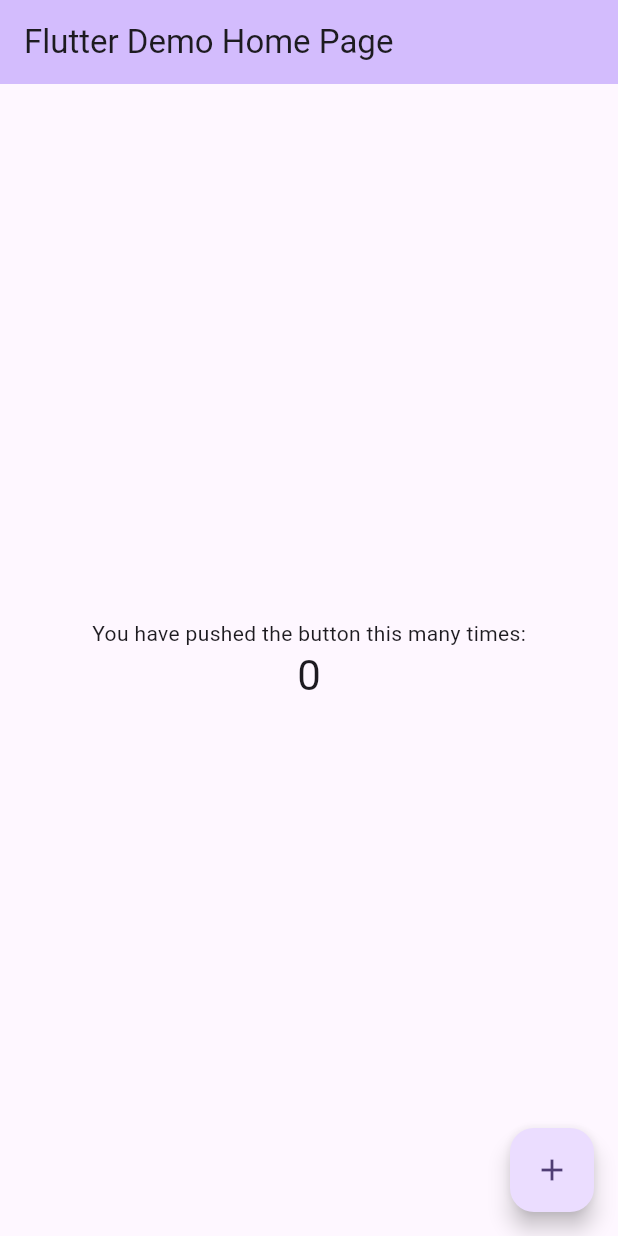
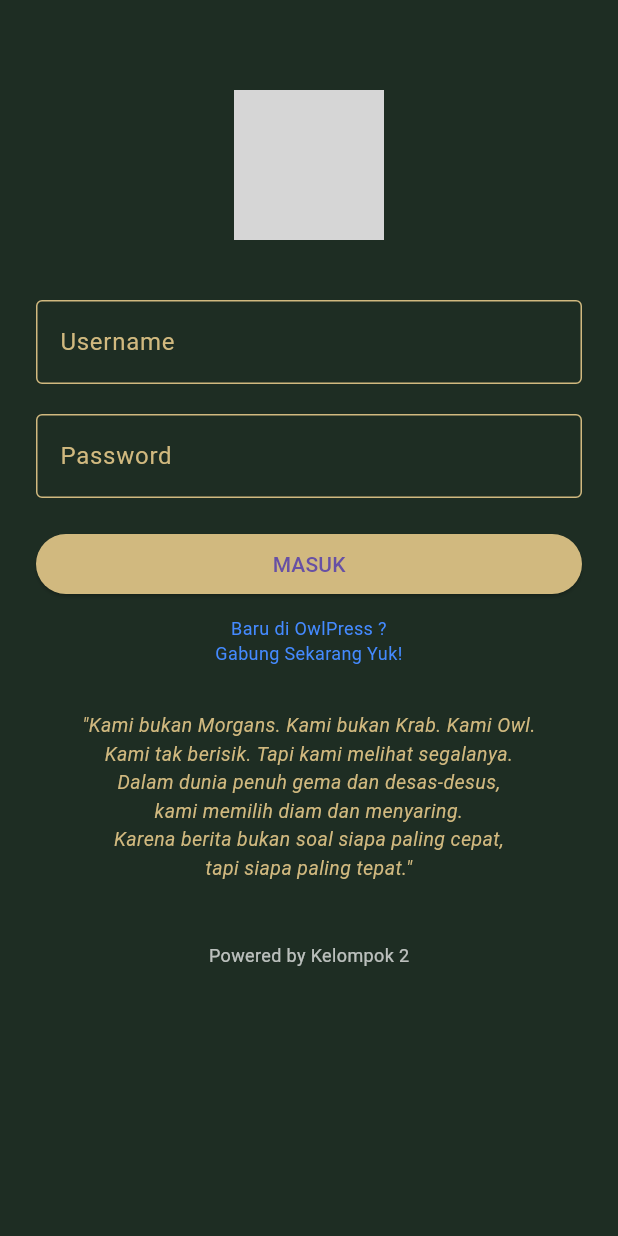
Before and after one commit to zefrifahlevi/owlpress, a Flutter app: the screen it shows after launch, on a phone screen of 412 x 824 dp. Run offline on Flutter 3.47's test engine with Material 3 defaults, Android fonts, the phone set to English and light mode, and no system bars; Roboto replaces fonts that are missing (Sans); grey boxes are pictures that could not be loaded.

Commit message:
Add Splash_Screen and Login_Screen

```diff
--- a/lib/main.dart
+++ b/lib/main.dart
@@ -1,122 +1,41 @@
 import 'package:flutter/material.dart';
+import 'package:owlpress/views/login_screen.dart';
+import 'package:owlpress/views/splash_screen.dart';
 
 void main() {
-  runApp(const MyApp());
+  runApp(const OwlPressApp());
 }
 
-class MyApp extends StatelessWidget {
-  const MyApp({super.key});
+class OwlPressApp extends StatelessWidget {
+  const OwlPressApp({super.key});
 
-  // This widget is the root of your application.
   @override
   Widget build(BuildContext context) {
     return MaterialApp(
-      title: 'Flutter Demo',
+      title: 'OwlPress',
+      debugShowCheckedModeBanner: false,
       theme: ThemeData(
-        // This is the theme of your application.
-        //
-        // TRY THIS: Try running your application with "flutter run". You'll see
-        // the application has a purple toolbar. Then, without quitting the app,
-        // try changing the seedColor in the colorScheme below to Colors.green
-        // and then invoke "hot reload" (save your changes or press the "hot
-        // reload" button in a Flutter-supported IDE, or press "r" if you used
-        // the command line to start the app).
-        //
-        // Notice that the counter didn't reset back to zero; the application
-        // state is not lost during the reload. To reset the state, use hot
-        // restart instead.
-        //
-        // This works for code too, not just values: Most code changes can be
-        // tested with just a hot reload.
-        colorScheme: ColorScheme.fromSeed(seedColor: Colors.deepPurple),
+        fontFamily: 'Sans',
+        scaffoldBackgroundColor: const Color(0xFF1E2D23),
+        primaryColor: const Color(0xFFD1B97F),
+        inputDecorationTheme: const InputDecorationTheme(
+          labelStyle: TextStyle(color: Color(0xFFD1B97F)),
+          enabledBorder: OutlineInputBorder(
+            borderSide: BorderSide(color: Color(0xFFD1B97F)),
+          ),
+          focusedBorder: OutlineInputBorder(
+            borderSide: BorderSide(color: Color(0xFFD1B97F), width: 2),
+          ),
+        ),
+        textTheme: const TextTheme(
+          bodyMedium: TextStyle(color: Colors.white),
+        ),
       ),
-      home: const MyHomePage(title: 'Flutter Demo Home Page'),
+      initialRoute: '/',
+      routes: {
+        '/': (context) => const SplashScreen(),
+        '/login': (context) => const LoginScreen(),
+      },
     );
   }
 }
-
-class MyHomePage extends StatefulWidget {
-  const MyHomePage({super.key, required this.title});
-
-  // This widget is the home page of your application. It is stateful, meaning
-  // that it has a State object (defined below) that contains fields that affect
-  // how it looks.
-
-  // This class is the configuration for the state. It holds the values (in this
-  // case the title) provided by the parent (in this case the App widget) and
-  // used by the build method of the State. Fields in a Widget subclass are
-  // always marked "final".
-
-  final String title;
-
-  @override
-  State<MyHomePage> createState() => _MyHomePageState();
-}
-
-class _MyHomePageState extends State<MyHomePage> {
-  int _counter = 0;
-
-  void _incrementCounter() {
-    setState(() {
-      // This call to setState tells the Flutter framework that something has
-      // changed in this State, which causes it to rerun the build method below
-      // so that the display can reflect the updated values. If we changed
-      // _counter without calling setState(), then the build method would not be
-      // called again, and so nothing would appear to happen.
-      _counter++;
-    });
-  }
-
-  @override
-  Widget build(BuildContext context) {
-    // This method is rerun every time setState is called, for instance as done
-    // by the _incrementCounter method above.
-    //
-    // The Flutter framework has been optimized to make rerunning build methods
-    // fast, so that you can just rebuild anything that needs updating rather
-    // than having to individually change instances of widgets.
-    return Scaffold(
-      appBar: AppBar(
-        // TRY THIS: Try changing the color here to a specific color (to
-        // Colors.amber, perhaps?) and trigger a hot reload to see the AppBar
-        // change color while the other colors stay the same.
-        backgroundColor: Theme.of(context).colorScheme.inversePrimary,
-        // Here we take the value from the MyHomePage object that was created by
-        // the App.build method, and use it to set our appbar title.
-        title: Text(widget.title),
-      ),
-      body: Center(
-        // Center is a layout widget. It takes a single child and positions it
-        // in the middle of the parent.
-        child: Column(
-          // Column is also a layout widget. It takes a list of children and
-          // arranges them vertically. By default, it sizes itself to fit its
-          // children horizontally, and tries to be as tall as its parent.
-          //
-          // Column has various properties to control how it sizes itself and
-          // how it positions its children. Here we use mainAxisAlignment to
-          // center the children vertically; the main axis here is the vertical
-          // axis because Columns are vertical (the cross axis would be
-          // horizontal).
-          //
-          // TRY THIS: Invoke "debug painting" (choose the "Toggle Debug Paint"
-          // action in the IDE, or press "p" in the console), to see the
-          // wireframe for each widget.
-          mainAxisAlignment: MainAxisAlignment.center,
-          children: <Widget>[
-            const Text('You have pushed the button this many times:'),
-            Text(
-              '$_counter',
-              style: Theme.of(context).textTheme.headlineMedium,
-            ),
-          ],
-        ),
-      ),
-      floatingActionButton: FloatingActionButton(
-        onPressed: _incrementCounter,
-        tooltip: 'Increment',
-        child: const Icon(Icons.add),
-      ), // This trailing comma makes auto-formatting nicer for build methods.
-    );
-  }
-}
--- /dev/null
+++ b/lib/views/login_screen.dart
@@ -0,0 +1,120 @@
+import 'package:flutter/material.dart';
+
+class LoginScreen extends StatefulWidget {
+  const LoginScreen({super.key});
+
+  @override
+  State<LoginScreen> createState() => _LoginScreenState();
+}
+
+class _LoginScreenState extends State<LoginScreen> {
+  final TextEditingController _usernameController = TextEditingController();
+  final TextEditingController _passwordController = TextEditingController();
+
+  void _login() {
+    // Logic login bisa ditambah di sini
+    final username = _usernameController.text;
+    final password = _passwordController.text;
+
+    if (username.isNotEmpty && password.isNotEmpty) {
+      // Auth simulation
+      ScaffoldMessenger.of(context).showSnackBar(
+        SnackBar(content: Text('Selamat datang, $username!')),
+      );
+    } else {
+      ScaffoldMessenger.of(context).showSnackBar(
+        const SnackBar(content: Text('Username dan password wajib diisi!')),
+      );
+    }
+  }
+
+  @override
+  Widget build(BuildContext context) {
+    return Scaffold(
+      backgroundColor: const Color(0xFF1E2D23),
+      body: Padding(
+        padding: const EdgeInsets.symmetric(horizontal: 24),
+        child: ListView(
+          children: [
+            const SizedBox(height: 60),
+            Center(
+              child: Image.asset(
+                'assets/owl_logo_small.png',
+                width: 100,
+              ),
+            ),
+            const SizedBox(height: 40),
+            TextField(
+              controller: _usernameController,
+              style: const TextStyle(color: Colors.white),
+              decoration: const InputDecoration(
+                labelText: 'Username',
+                labelStyle: TextStyle(color: Color(0xFFD1B97F)),
+                enabledBorder: OutlineInputBorder(
+                  borderSide: BorderSide(color: Color(0xFFD1B97F)),
+                ),
+                focusedBorder: OutlineInputBorder(
+                  borderSide: BorderSide(color: Color(0xFFD1B97F), width: 2),
+                ),
+              ),
+            ),
+            const SizedBox(height: 20),
+            TextField(
+              controller: _passwordController,
+              obscureText: true,
+              style: const TextStyle(color: Colors.white),
+              decoration: const InputDecoration(
+                labelText: 'Password',
+                labelStyle: TextStyle(color: Color(0xFFD1B97F)),
+                enabledBorder: OutlineInputBorder(
+                  borderSide: BorderSide(color: Color(0xFFD1B97F)),
+                ),
+                focusedBorder: OutlineInputBorder(
+                  borderSide: BorderSide(color: Color(0xFFD1B97F), width: 2),
+                ),
+              ),
+            ),
+            const SizedBox(height: 20),
+            ElevatedButton(
+              style: ElevatedButton.styleFrom(
+                backgroundColor: const Color(0xFFD1B97F),
+              ),
+              onPressed: _login,
+              child: const Text('MASUK'),
+            ),
+            const SizedBox(height: 10),
+            const Center(
+              child: Text(
+                'Baru di OwlPress ?\nGabung Sekarang Yuk!',
+                style: TextStyle(color: Colors.blueAccent, fontSize: 12),
+                textAlign: TextAlign.center,
+              ),
+            ),
+            const SizedBox(height: 30),
+            const Text(
+              '"Kami bukan Morgans. Kami bukan Krab. Kami Owl.\n'
+              'Kami tak berisik. Tapi kami melihat segalanya.\n'
+              'Dalam dunia penuh gema dan desas-desus,\n'
+              'kami memilih diam dan menyaring.\n'
+              'Karena berita bukan soal siapa paling cepat,\n'
+              'tapi siapa paling tepat."',
+              style: TextStyle(
+                color: Color(0xFFD1B97F),
+                fontStyle: FontStyle.italic,
+                fontSize: 13,
+              ),
+              textAlign: TextAlign.center,
+            ),
+            const SizedBox(height: 40),
+            const Center(
+              child: Text(
+                'Powered by Kelompok 2',
+                style: TextStyle(color: Colors.white70, fontSize: 12),
+              ),
+            )
+          ],
+        ),
+      ),
+    );
+  }
+}
--- /dev/null
+++ b/lib/views/splash_screen.dart
@@ -0,0 +1,56 @@
+import 'package:flutter/material.dart';
+
+
+class SplashScreen extends StatefulWidget {
+  const SplashScreen({super.key});
+
+  @override
+  State<SplashScreen> createState() => _SplashScreenState();
+}
+
+class _SplashScreenState extends State<SplashScreen> {
+  @override
+  void initState() {
+    super.initState();
+    Future.delayed(const Duration(seconds: 3), () {
+      Navigator.pushReplacementNamed(context, '/login');
+    });
+  }
+
+  @override
+  Widget build(BuildContext context) {
+    return Scaffold(
+      backgroundColor: const Color(0xFF1E2D23),
+      body: Center(
+        child: Column(
+          mainAxisAlignment: MainAxisAlignment.center,
+          children: [
+            Image.asset(
+              'assets/owl_logo.png',
+              width: 200,
+            ),
+            const SizedBox(height: 20),
+            const Text(
+              'OwlPress',
+              style: TextStyle(
+                color: Color(0xFFD1B97F),
+                fontSize: 32,
+                fontWeight: FontWeight.bold,
+                letterSpacing: 1.5,
+              ),
+            ),
+            const SizedBox(height: 10),
+            const Text(
+              'WISDOM IN EVERY WORD',
+              style: TextStyle(
+                color: Color(0xFFD1B97F),
+                fontSize: 14,
+                letterSpacing: 1.2,
+              ),
+            ),
+          ],
+        ),
+      ),
+    );
+  }
+}
```
